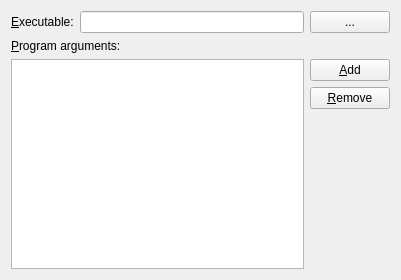
The window that launcher/launchpage.ui (KDAB/GammaRay) describes before a commit, drawn with Qt 5.
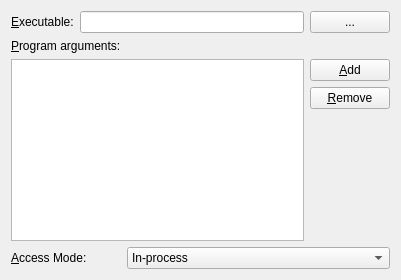
The same window after the commit.

Commit message:
Allow to select the in/out-of-process mode in the launcher.
Also, you can disable remote debugging access this way, hopefully silencing
the Windows firewall.

More to come here though, we need to auto-launch the client and make it
wait for the server to become available.

What changed in the file:
```diff
--- a/launcher/launchpage.ui
+++ b/launcher/launchpage.ui
@@ -79,6 +79,48 @@
      </item>
     </layout>
    </item>
+   <item>
+    <layout class="QHBoxLayout" name="horizontalLayout_2">
+     <item>
+      <widget class="QLabel" name="label_3">
+       <property name="sizePolicy">
+        <sizepolicy hsizetype="Preferred" vsizetype="Preferred">
+         <horstretch>0</horstretch>
+         <verstretch>0</verstretch>
+        </sizepolicy>
+       </property>
+       <property name="text">
+        <string>&amp;Access Mode:</string>
+       </property>
+       <property name="buddy">
+        <cstring>accessMode</cstring>
+       </property>
+      </widget>
+     </item>
+     <item>
+      <widget class="QComboBox" name="accessMode">
+       <property name="currentIndex">
+        <number>2</number>
+       </property>
+       <item>
+        <property name="text">
+         <string>Out-of-process, local-only</string>
+        </property>
+       </item>
+       <item>
+        <property name="text">
+         <string>Out-of-process, remote debugging enabled</string>
+        </property>
+       </item>
+       <item>
+        <property name="text">
+         <string>In-process</string>
+        </property>
+       </item>
+      </widget>
+     </item>
+    </layout>
+   </item>
   </layout>
  </widget>
  <resources/>
```
The commit also changes 5 other files.
